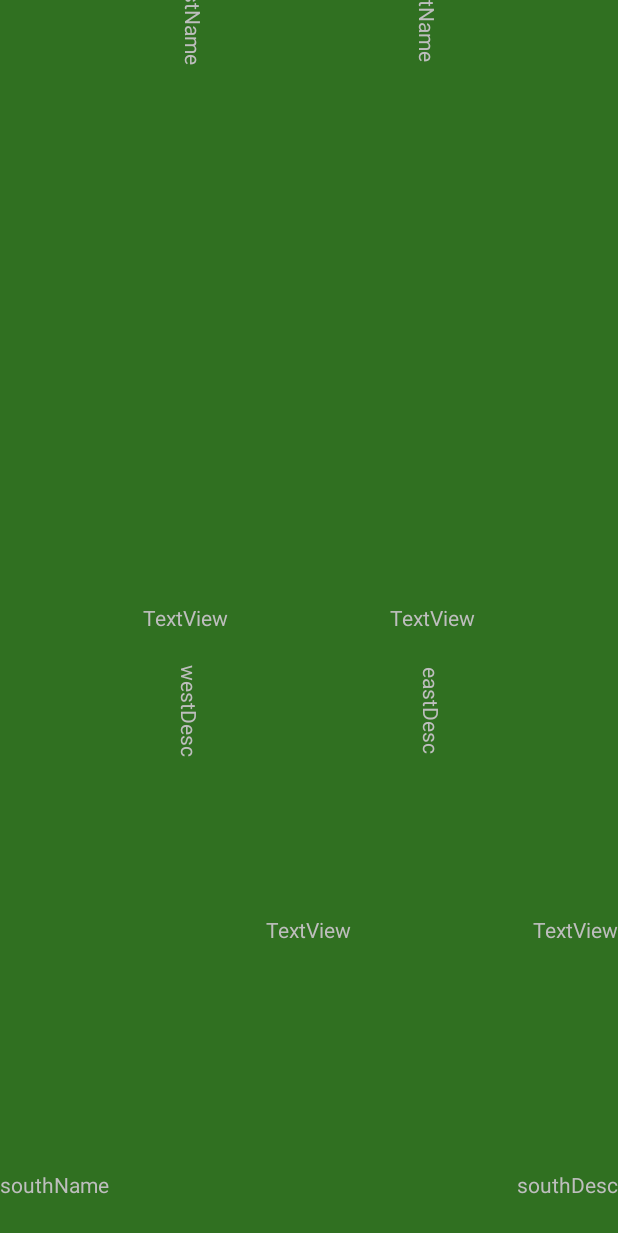
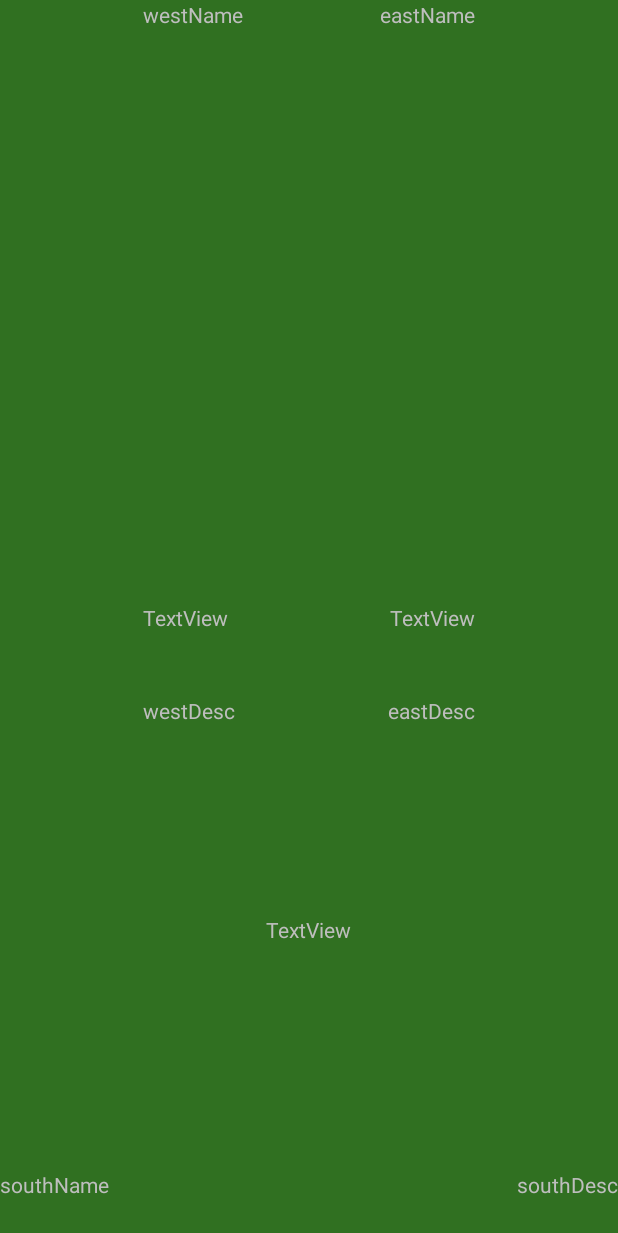
Before and after one commit to shawa80/TwoSheepClient, an Android app: the ThreeSheepActivity screen opened directly, with no data from a screen before it, on a phone screen of 412 x 824 dp. Shown: the top 1233 px of the screen. Run offline under Robolectric (Android 15) with nearby library versions, the light colour scheme and no system bars; 10 statements that could not run were skipped.

Commit message:
clean up ui

```diff
--- a/app/src/main/res/layout/three_sheep_game.xml
+++ b/app/src/main/res/layout/three_sheep_game.xml
@@ -423,15 +423,6 @@
         />
 
     <ImageView
-        android:id="@+id/trickNorth"
-        android:layout_width="43dip"
-        android:layout_height="70dip"
-        android:layout_above="@+id/trickCenter"
-        android:layout_centerHorizontal="true"
-        android:contentDescription="@string/nop"
-        android:src="@drawable/dual_stack" />
-
-    <ImageView
         android:id="@+id/trickSouth"
         android:layout_width="43dip"
         android:layout_height="70dip"
@@ -490,7 +481,6 @@
         android:layout_height="wrap_content"
         android:layout_alignTop="@+id/westPrivate"
         android:layout_toRightOf="@+id/westPrivate"
-        android:rotation="90"
         android:text="westName" />
 
     <TextView
@@ -499,16 +489,14 @@
         android:layout_height="wrap_content"
         android:layout_alignBottom="@+id/westPrivate"
         android:layout_toRightOf="@+id/westPrivate"
-        android:rotation="90"
         android:text="westDesc" />
 
     <TextView
         android:id="@+id/eastName"
         android:layout_width="wrap_content"
         android:layout_height="wrap_content"
+        android:layout_alignTop="@+id/eastPrivate"
         android:layout_toLeftOf="@+id/eastPrivate"
-        android:layout_alignTop="@+id/eastPrivate"
-        android:rotation="90"
         android:text="eastName" />
 
     <TextView
@@ -517,7 +505,6 @@
         android:layout_height="wrap_content"
         android:layout_alignBottom="@+id/eastPrivate"
         android:layout_toLeftOf="@+id/eastPrivate"
-        android:rotation="90"
         android:text="eastDesc" />
 
     <TextView
@@ -552,12 +539,5 @@
 <!--        android:layout_below="@+id/northPrivate"-->
 <!--        android:text="TextView" />-->
 
-    <TextView
-        android:id="@+id/score"
-        android:layout_width="wrap_content"
-        android:layout_height="wrap_content"
-        android:layout_alignBottom="@+id/turnSouth"
-        android:layout_alignParentRight="true"
-        android:text="TextView" />
 
 </RelativeLayout>
```
